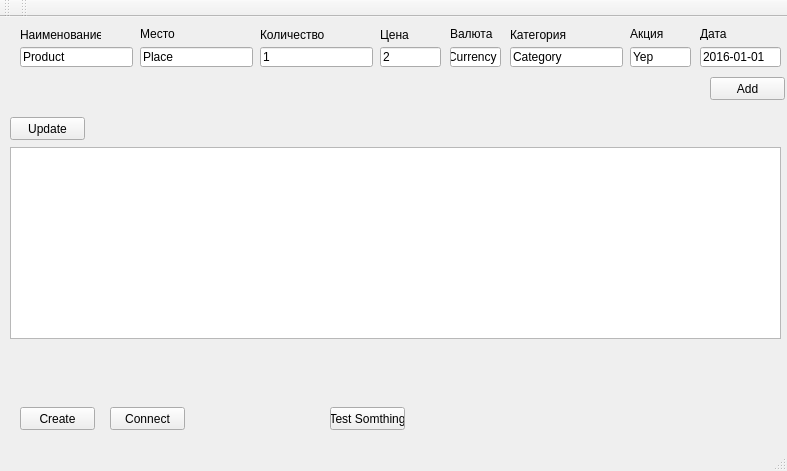
Qt form mainwindow.ui (eagerber/accounting) before a commit.
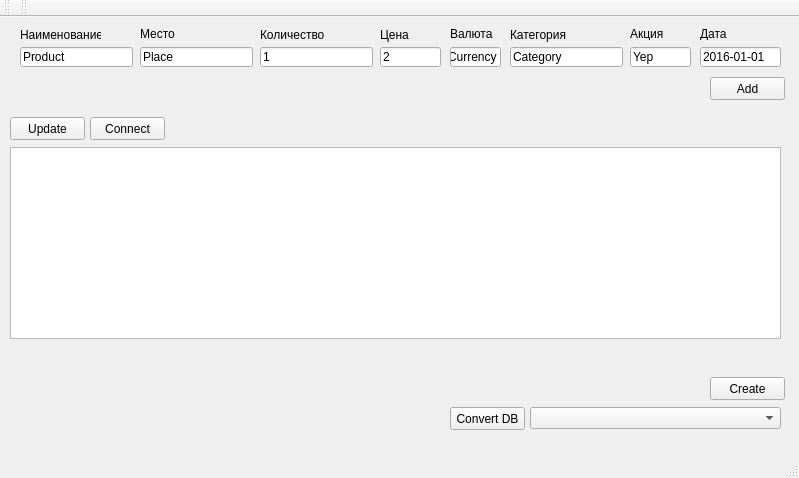
The same form after that commit.

```diff
--- a/mainwindow.ui
+++ b/mainwindow.ui
@@ -6,8 +6,8 @@
    <rect>
     <x>0</x>
     <y>0</y>
-    <width>787</width>
-    <height>471</height>
+    <width>799</width>
+    <height>478</height>
    </rect>
   </property>
   <property name="windowTitle">
@@ -261,8 +261,8 @@
    <widget class="QPushButton" name="createDBButton">
     <property name="geometry">
      <rect>
-      <x>20</x>
-      <y>390</y>
+      <x>710</x>
+      <y>360</y>
       <width>75</width>
       <height>23</height>
      </rect>
@@ -274,8 +274,8 @@
    <widget class="QPushButton" name="connectPushButton">
     <property name="geometry">
      <rect>
-      <x>110</x>
-      <y>390</y>
+      <x>90</x>
+      <y>100</y>
       <width>75</width>
       <height>23</height>
      </rect>
@@ -287,14 +287,24 @@
    <widget class="QPushButton" name="testButton">
     <property name="geometry">
      <rect>
-      <x>330</x>
+      <x>450</x>
       <y>390</y>
       <width>75</width>
       <height>23</height>
      </rect>
     </property>
     <property name="text">
-     <string>Test Somthing</string>
+     <string>Convert DB</string>
+    </property>
+   </widget>
+   <widget class="QComboBox" name="convertScriptComboBox">
+    <property name="geometry">
+     <rect>
+      <x>530</x>
+      <y>390</y>
+      <width>251</width>
+      <height>22</height>
+     </rect>
     </property>
    </widget>
   </widget>
```
Left out of the diff: 4 changed lines with no effect on the pictures.
